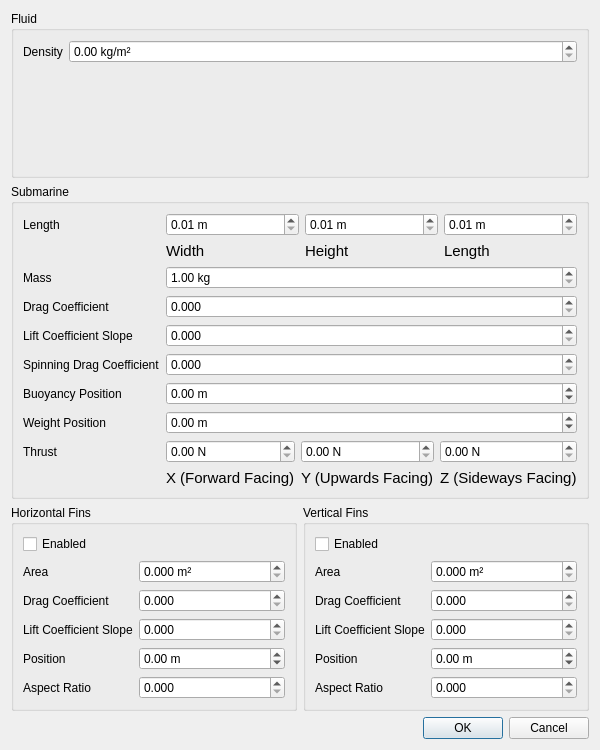
Old version of the form simulationpropertiesdialogue.ui in the repository shintakezou/submarine-simulator.
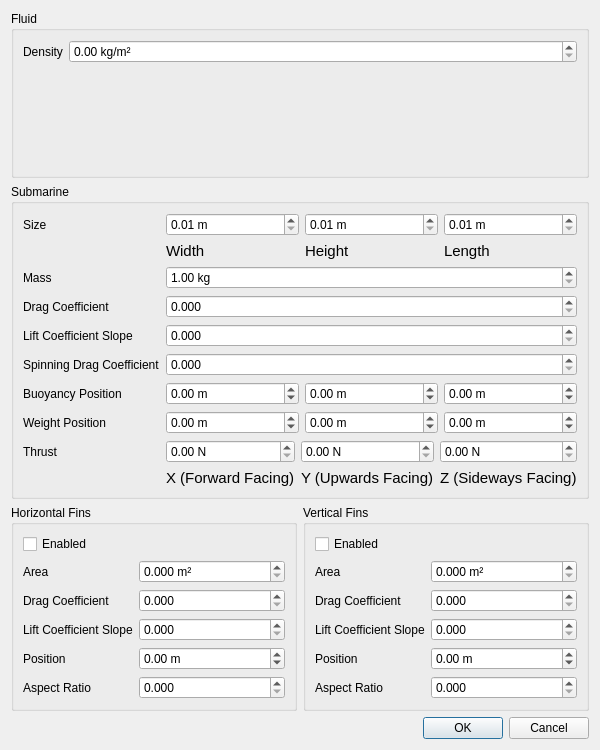
New version of the form.

```diff
--- a/simulationpropertiesdialogue.ui
+++ b/simulationpropertiesdialogue.ui
@@ -58,7 +58,7 @@
       <item row="0" column="0">
        <widget class="QLabel" name="label_2">
         <property name="text">
-         <string>Length</string>
+         <string>Size</string>
         </property>
        </widget>
       </item>
@@ -238,20 +238,56 @@
        </widget>
       </item>
       <item row="5" column="1">
-       <widget class="QDoubleSpinBox" name="spinSubBuoyancyPosition">
-        <property name="suffix">
-         <string> m</string>
-        </property>
-        <property name="minimum">
-         <double>-10.000000000000000</double>
-        </property>
-        <property name="maximum">
-         <double>10.000000000000000</double>
-        </property>
-        <property name="singleStep">
-         <double>0.100000000000000</double>
-        </property>
-       </widget>
+       <layout class="QHBoxLayout" name="horizontalLayout_2">
+        <item>
+         <widget class="QDoubleSpinBox" name="spinSubBuoyancyPositionX">
+          <property name="suffix">
+           <string> m</string>
+          </property>
+          <property name="minimum">
+           <double>-10.000000000000000</double>
+          </property>
+          <property name="maximum">
+           <double>10.000000000000000</double>
+          </property>
+          <property name="singleStep">
+           <double>0.100000000000000</double>
+          </property>
+         </widget>
+        </item>
+        <item>
+         <widget class="QDoubleSpinBox" name="spinSubBuoyancyPositionY">
+          <property name="suffix">
+           <string> m</string>
+          </property>
+          <property name="minimum">
+           <double>-10.000000000000000</double>
+          </property>
+          <property name="maximum">
+           <double>10.000000000000000</double>
+          </property>
+          <property name="singleStep">
+           <double>0.100000000000000</double>
+          </property>
+         </widget>
+        </item>
+        <item>
+         <widget class="QDoubleSpinBox" name="spinSubBuoyancyPositionZ">
+          <property name="suffix">
+           <string> m</string>
+          </property>
+          <property name="minimum">
+           <double>-10.000000000000000</double>
+          </property>
+          <property name="maximum">
+           <double>10.000000000000000</double>
+          </property>
+          <property name="singleStep">
+           <double>0.100000000000000</double>
+          </property>
+         </widget>
+        </item>
+       </layout>
       </item>
       <item row="6" column="0">
        <widget class="QLabel" name="label_10">
@@ -260,22 +296,6 @@
         </property>
        </widget>
       </item>
-      <item row="6" column="1">
-       <widget class="QDoubleSpinBox" name="spinSubWeightPosition">
-        <property name="suffix">
-         <string> m</string>
-        </property>
-        <property name="minimum">
-         <double>-10.000000000000000</double>
-        </property>
-        <property name="maximum">
-         <double>10.000000000000000</double>
-        </property>
-        <property name="singleStep">
-         <double>0.100000000000000</double>
-        </property>
-       </widget>
-      </item>
       <item row="7" column="0">
        <widget class="QLabel" name="label_21">
         <property name="text">
@@ -353,6 +373,58 @@
         </item>
        </layout>
       </item>
+      <item row="6" column="1">
+       <layout class="QHBoxLayout" name="horizontalLayout_4">
+        <item>
+         <widget class="QDoubleSpinBox" name="spinSubWeightPositionX">
+          <property name="suffix">
+           <string> m</string>
+          </property>
+          <property name="minimum">
+           <double>-10.000000000000000</double>
+          </property>
+          <property name="maximum">
+           <double>10.000000000000000</double>
+          </property>
+          <property name="singleStep">
+           <double>0.100000000000000</double>
+          </property>
+         </widget>
+        </item>
+        <item>
+         <widget class="QDoubleSpinBox" name="spinSubWeightPositionY">
+          <property name="suffix">
+           <string> m</string>
+          </property>
+          <property name="minimum">
+           <double>-10.000000000000000</double>
+          </property>
+          <property name="maximum">
+           <double>10.000000000000000</double>
+          </property>
+          <property name="singleStep">
+           <double>0.100000000000000</double>
+          </property>
+         </widget>
+        </item>
+        <item>
+         <widget class="QDoubleSpinBox" name="spinSubWeightPositionZ">
+          <property name="suffix">
+           <string> m</string>
+          </property>
+          <property name="minimum">
+           <double>-10.000000000000000</double>
+          </property>
+          <property name="maximum">
+           <double>10.000000000000000</double>
+          </property>
+          <property name="singleStep">
+           <double>0.100000000000000</double>
+          </property>
+         </widget>
+        </item>
+       </layout>
+      </item>
      </layout>
     </widget>
    </item>
```
Left out of the diff: 2 changed lines with no effect on the pictures.
